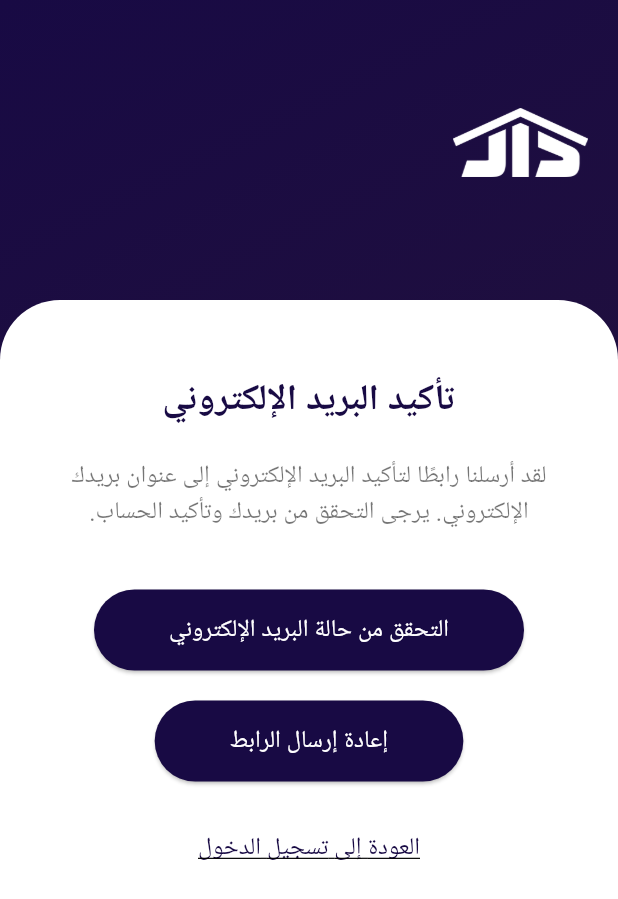
After one commit to shahad789/2024-25_GP_12, a Flutter app: the EmailVerificationScreen screen opened directly, on a phone screen of 412 x 824 dp. The commit adds this screen. Shown: the top 899 px of the screen. Run offline on Flutter 3.47's test engine with Material 3 defaults, Android fonts, the phone set to English and light mode, and no system bars; our stand-ins replace cloud_firestore, dots_indicator, firebase_auth, firebase_core, image_picker; accounts and stored records are empty.

Commit message:
email auth

```diff
--- /dev/null
+++ b/lib/screens/EmailVerificationScreen.dart
@@ -0,0 +1,190 @@
+import 'package:firebase_auth/firebase_auth.dart';
+import 'package:flutter/material.dart';
+import 'package:daar/screens/home_screen.dart';
+
+class EmailVerificationScreen extends StatelessWidget {
+  const EmailVerificationScreen({Key? key}) : super(key: key);
+
+  // Method to check the email verification status
+  void verifyEmailStatus(BuildContext context) async {
+    User? user = FirebaseAuth.instance.currentUser;
+
+    if (user != null) {
+      // Refresh user to get updated email verification status
+      await user.reload();
+      user = FirebaseAuth.instance.currentUser;
+
+      if (user!.emailVerified) {
+        // Navigate to the home screen if email is verified
+        Navigator.of(context).pushReplacement(
+          MaterialPageRoute(builder: (context) => const HomeScreen()),
+        );
+        _showSnackBar(context, 'تم التحقق من البريد الإلكتروني بنجاح.');
+      } else {
+        _showSnackBar(context, 'البريد الإلكتروني لم يتم التحقق منه بعد.');
+      }
+    } else {
+      _showSnackBar(context, 'حدث خطأ أثناء التحقق من البريد الإلكتروني.');
+    }
+  }
+
+  // Method to resend the verification email
+  void resendVerificationEmail(BuildContext context) async {
+    User? user = FirebaseAuth.instance.currentUser;
+
+    if (user != null) {
+      try {
+        await user.sendEmailVerification();
+        _showSnackBar(
+            context, 'تم إرسال رابط التحقق مرة أخرى إلى بريدك الإلكتروني.');
+      } catch (e) {
+        _showSnackBar(context, 'حدث خطأ أثناء إعادة إرسال رابط التحقق.');
+      }
+    } else {
+      _showSnackBar(context, 'لا يوجد مستخدم مسجل حالياً.');
+    }
+  }
+
+  // Utility method to show a snackbar
+  void _showSnackBar(BuildContext context, String message) {
+    ScaffoldMessenger.of(context).showSnackBar(
+      SnackBar(
+        content: Text(message),
+        duration: const Duration(seconds: 3),
+      ),
+    );
+  }
+
+  @override
+  Widget build(BuildContext context) {
+    return Scaffold(
+      body: Directionality(
+        textDirection: TextDirection.rtl,
+        child: Stack(
+          children: [
+            // Background gradient
+            Container(
+              height: double.infinity,
+              width: double.infinity,
+              decoration: const BoxDecoration(
+                gradient: LinearGradient(
+                  colors: [Color(0xff180A44), Color(0xff281537)],
+                  begin: Alignment.topLeft,
+                  end: Alignment.bottomRight,
+                ),
+              ),
+            ),
+            // Logo at the top
+            Positioned(
+              top: 50,
+              right: 20,
+              child: Image.asset(
+                'lib/assets/images/logow.png',
+                width: 90,
+                height: 90,
+              ),
+            ),
+            // White container for the content
+            Padding(
+              padding: const EdgeInsets.only(top: 200.0),
+              child: Container(
+                height: MediaQuery.of(context).size.height,
+                decoration: const BoxDecoration(
+                  borderRadius: BorderRadius.only(
+                    topLeft: Radius.circular(40),
+                    topRight: Radius.circular(40),
+                  ),
+                  color: Colors.white,
+                ),
+                child: Padding(
+                  padding: const EdgeInsets.symmetric(horizontal: 18.0),
+                  child: Column(
+                    crossAxisAlignment: CrossAxisAlignment.center,
+                    children: [
+                      const SizedBox(height: 50),
+                      const Text(
+                        'تأكيد البريد الإلكتروني',
+                        style: TextStyle(
+                          fontSize: 24,
+                          fontWeight: FontWeight.bold,
+                          color: Color(0xff180A44),
+                        ),
+                        textAlign: TextAlign.center,
+                      ),
+                      const SizedBox(height: 20),
+                      const Text(
+                        'لقد أرسلنا رابطًا لتأكيد البريد الإلكتروني إلى عنوان بريدك الإلكتروني. يرجى التحقق من بريدك وتأكيد الحساب.',
+                        style: TextStyle(
+                          fontSize: 16,
+                          color: Colors.black54,
+                        ),
+                        textAlign: TextAlign.center,
+                      ),
+                      const SizedBox(height: 40),
+                      ElevatedButton(
+                        style: ElevatedButton.styleFrom(
+                          foregroundColor: Colors.white, // Text color
+                          backgroundColor:
+                              const Color(0xff180A44), // Button color
+                          shape: RoundedRectangleBorder(
+                            borderRadius: BorderRadius.circular(30),
+                          ),
+                          padding: const EdgeInsets.symmetric(
+                            horizontal: 50,
+                            vertical: 15,
+                          ),
+                        ),
+                        onPressed: () => verifyEmailStatus(context),
+                        child: const Text(
+                          'التحقق من حالة البريد الإلكتروني',
+                          style: TextStyle(fontSize: 16),
+                        ),
+                      ),
+                      const SizedBox(height: 20),
+                      ElevatedButton(
+                        style: ElevatedButton.styleFrom(
+                          foregroundColor: Colors.white, // Text color
+                          backgroundColor:
+                              const Color(0xff180A44), // Button color
+                          shape: RoundedRectangleBorder(
+                            borderRadius: BorderRadius.circular(30),
+                          ),
+                          padding: const EdgeInsets.symmetric(
+                            horizontal: 50,
+                            vertical: 15,
+                          ),
+                        ),
+                        onPressed: () => resendVerificationEmail(context),
+                        child: const Text(
+                          'إعادة إرسال الرابط',
+                          style: TextStyle(fontSize: 16),
+                        ),
+                      ),
+                      const SizedBox(height: 20),
+                      TextButton(
+                        style: TextButton.styleFrom(
+                          foregroundColor:
+                              const Color(0xff180A44), // Link color
+                        ),
+                        onPressed: () {
+                          Navigator.pop(context);
+                        },
+                        child: const Text(
+                          'العودة إلى تسجيل الدخول',
+                          style: TextStyle(
+                            fontSize: 16,
+                            decoration: TextDecoration.underline,
+                          ),
+                        ),
+                      ),
+                    ],
+                  ),
+                ),
+              ),
+            ),
+          ],
+        ),
+      ),
+    );
+  }
+}
--- a/lib/screens/Login.dart
+++ b/lib/screens/Login.dart
@@ -338,6 +338,13 @@ class _LoginScreenState extends State<LoginScreen> {
       final user = await auth.loginUserWithEmailAndPassword(
           _emailController.text, _passwordController.text);
       if (user != null) {
+        if (!user.emailVerified) {
+          // Notify the user to verify their email
+          _showSnackBar(
+              context, 'يرجى التحقق من بريدك الإلكتروني قبل تسجيل الدخول');
+          return;
+        }
+
         final userEmail = user.email;
 
         // Fetch user document ID based on email
--- a/lib/screens/Register.dart
+++ b/lib/screens/Register.dart
@@ -4,6 +4,7 @@ import 'package:daar/screens/authentication.dart';
 import 'package:firebase_auth/firebase_auth.dart';
 import 'package:provider/provider.dart';
 import 'package:daar/usprovider/UserProvider.dart';
+import 'package:daar/screens/EmailVerificationScreen.dart';
 
 class RegScreen extends StatefulWidget {
   const RegScreen({Key? key}) : super(key: key);
@@ -521,11 +522,23 @@ class _RegScreenState extends State<RegScreen> {
         emailController.text.trim(),
         passwordController.text.trim(),
       );
-
       if (user != null) {
         final userEmail = user.email;
+        // Send email verification
+        await user.sendEmailVerification();
 
-        // Add user details to Firestore
+        // Navigate to EmailVerificationScreen
+        Navigator.push(
+          context,
+          MaterialPageRoute(
+            builder: (context) => EmailVerificationScreen(),
+          ),
+        );
+
+        _showSnackBar(
+            context, 'تم إنشاء الحساب بنجاح. يرجى التحقق من بريدك الإلكتروني.');
+
+        // Add user details to Firestore after email verification
         final userDoc =
             await FirebaseFirestore.instance.collection("user").add({
           "Name": fullNameController.text.trim(),
@@ -543,9 +556,6 @@ class _RegScreenState extends State<RegScreen> {
           fullNameController.text.trim(), // User's full name
           userEmail!, // User's email
         );
-
-        // Navigate to the home screen
-        goToHome(context);
       }
     } on FirebaseAuthException catch (e) {
       // Handle Firebase errors
```
